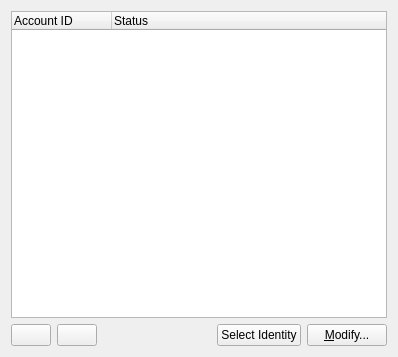
Old version of the form kopete/config/accounts/kopeteaccountconfigbase.ui in the repository KDE/kopete.
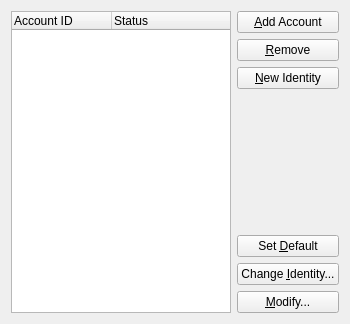
New version of the form.

Commit message: Merge complettely the identity and the account page.

The edit to the form file:
```diff
--- a/kopete/config/accounts/kopeteaccountconfigbase.ui
+++ b/kopete/config/accounts/kopeteaccountconfigbase.ui
@@ -6,14 +6,14 @@
    <rect>
     <x>0</x>
     <y>0</y>
-    <width>398</width>
-    <height>357</height>
+    <width>350</width>
+    <height>324</height>
    </rect>
   </property>
   <property name="windowTitle" >
    <string>Manage Accounts</string>
   </property>
-  <layout class="QVBoxLayout" >
+  <layout class="QHBoxLayout" >
    <item>
     <widget class="QTreeWidget" name="mAccountList" >
      <property name="alternatingRowColors" >
@@ -47,14 +47,14 @@
     </widget>
    </item>
    <item>
-    <layout class="QHBoxLayout" >
+    <layout class="QVBoxLayout" >
      <item>
       <widget class="QPushButton" name="mButtonNew" >
        <property name="toolTip" >
         <string>Add new account</string>
        </property>
        <property name="text" >
-        <string/>
+        <string>&amp;Add Account</string>
        </property>
       </widget>
      </item>
@@ -67,27 +67,41 @@
         <string>Remove selected account</string>
        </property>
        <property name="text" >
-        <string/>
+        <string>&amp;Remove</string>
+       </property>
+      </widget>
+     </item>
+     <item>
+      <widget class="QPushButton" name="mButtonNewIdentity" >
+       <property name="text" >
+        <string>&amp;New Identity</string>
        </property>
       </widget>
      </item>
      <item>
       <spacer>
        <property name="orientation" >
-        <enum>Qt::Horizontal</enum>
+        <enum>Qt::Vertical</enum>
        </property>
        <property name="sizeHint" >
         <size>
-         <width>40</width>
-         <height>20</height>
+         <width>20</width>
+         <height>111</height>
         </size>
        </property>
       </spacer>
      </item>
+     <item>
+      <widget class="QPushButton" name="mButtonDefault" >
+       <property name="text" >
+        <string>Set &amp;Default</string>
+       </property>
+      </widget>
+     </item>
      <item>
       <widget class="QPushButton" name="mButtonIdentity" >
        <property name="text" >
-        <string>Select Identity</string>
+        <string>Change &amp;Identity...</string>
        </property>
       </widget>
      </item>
```
The commit also changes 8 other files.
